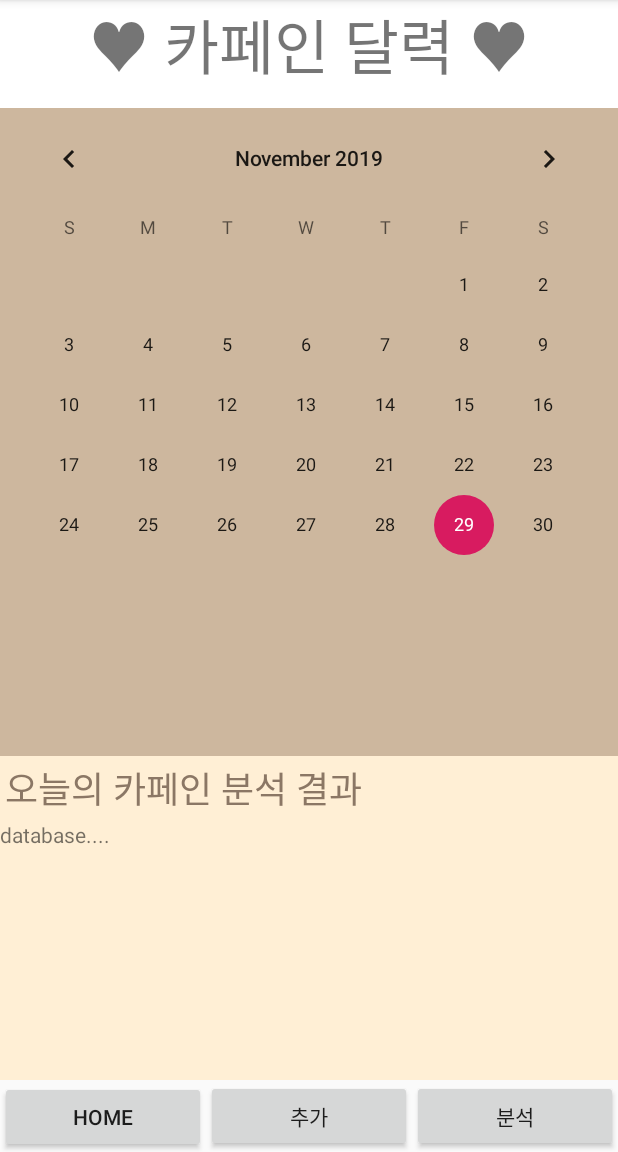
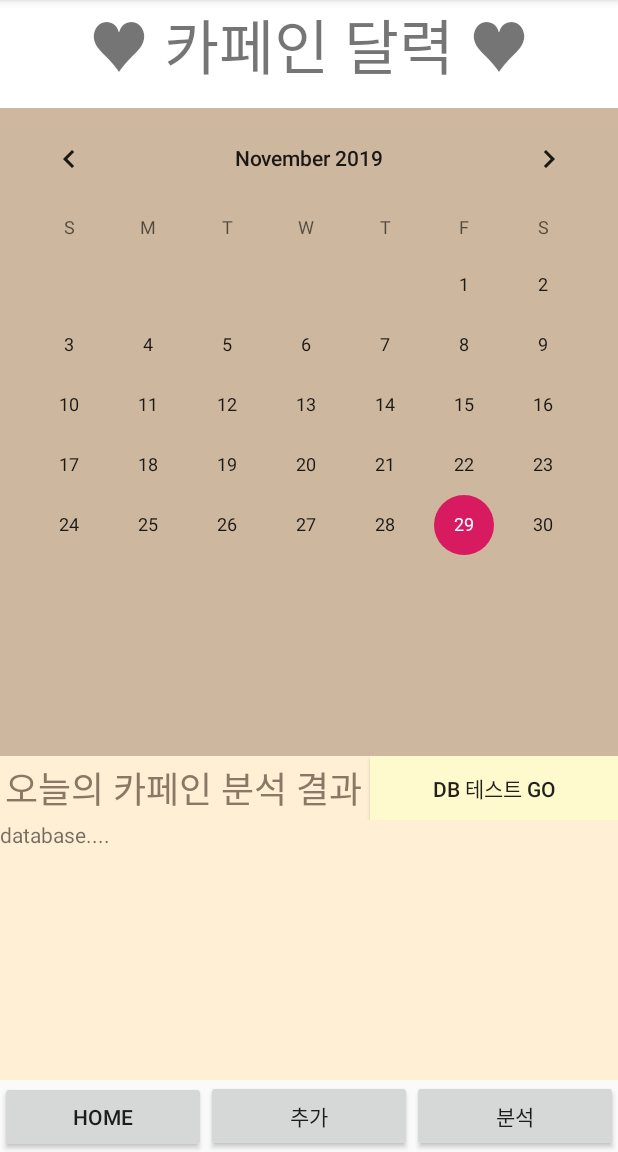
Before and after one commit to cksalchl0102/CaffeineLog, an Android app: the fragment AnalysisFragment placed in its activity, on a phone screen of 412 x 824 dp, the part 84-1236 px from its top. Run offline under Robolectric (Android 15) with nearby library versions, the phone set to English and light mode, and no system bars.

Commit message:
analysisFragment commit 3

```diff
--- a/app/build.gradle
+++ b/app/build.gradle
@@ -27,4 +27,5 @@ dependencies {
     androidTestImplementation 'androidx.test.ext:junit:1.1.0'
     androidTestImplementation 'androidx.test.espresso:espresso-core:3.1.1'
     compile 'com.prolificinteractive:material-calendarview:1.4.3'
+
 }
--- a/app/src/main/AndroidManifest.xml
+++ b/app/src/main/AndroidManifest.xml
@@ -1,6 +1,10 @@
 <?xml version="1.0" encoding="utf-8"?>
 <manifest xmlns:android="http://schemas.android.com/apk/res/android"
     package="kr.co.caffeinelog">
+    <uses-permission android:name="android.permission.INTERNET" />
+    <uses-permission android:name="android.permission.ACCESS_NETWORK_STATE" />
+    <uses-permission android:name="android.permission.WRITE_EXTERNAL_STORAGE" />
+    <uses-permission android:name="android.permission.READ_EXTERNAL_STORAGE" />
 
     <application
         android:allowBackup="true"
--- a/app/src/main/java/kr/co/caffeinelog/AnalysisFragment.java
+++ b/app/src/main/java/kr/co/caffeinelog/AnalysisFragment.java
@@ -8,11 +8,15 @@ import android.view.LayoutInflater;
 import android.view.View;
 import android.view.ViewGroup;
 import android.os.Bundle;
+import android.widget.Button;
 import android.widget.TextView;
 
+import kr.co.caffeinelog.Common.FragmentDialog;
 
-public class AnalysisFragment extends Fragment {
+
+public class AnalysisFragment extends Fragment implements View.OnClickListener {
     private TextView textView;
+    private Button dBTestButton;
 
     @Nullable
     @Override
@@ -23,7 +27,24 @@ public class AnalysisFragment extends Fragment {
         textView = rootView.findViewById(R.id.analysisCaffeine);
         textView.setText("database....");
 
+        dBTestButton = rootView.findViewById(R.id.dbTestingBtm);
+        dBTestButton.setOnClickListener(this);
+
         return rootView;
 
     }
+
+    @Override
+    public void onClick(View view) {
+        switch (view.getId()) {
+            case R.id.dbTestingBtm:
+                Bundle args = new Bundle();
+                args.putString("key", "value");
+                FragmentDialog dialog = new FragmentDialog();
+                dialog.setArguments(args); // 데이터 전달
+                dialog.show(getActivity().getSupportFragmentManager(), "tag");
+                break;
+
+        }
+    }
 }
--- a/app/src/main/res/layout/analysis_fragment.xml
+++ b/app/src/main/res/layout/analysis_fragment.xml
@@ -28,15 +28,31 @@
         android:orientation="vertical"
         android:weightSum="5">
 
-        <TextView
+        <LinearLayout
             android:layout_width="match_parent"
             android:layout_height="0dp"
             android:layout_weight="1"
-            android:background="#ffefd5"
-            android:textColor="#8b7765"
-            android:textSize="24dp"
-            android:padding="3dp"
-            android:text="오늘의 카페인 분석 결과"/>
+            android:orientation="horizontal"
+            android:weightSum="5">
+
+            <TextView
+                android:layout_width="0dp"
+                android:layout_height="match_parent"
+                android:layout_weight="3"
+                android:background="#ffefd5"
+                android:padding="3dp"
+                android:text="오늘의 카페인 분석 결과"
+                android:textColor="#8b7765"
+                android:textSize="24dp" />
+            <Button
+                android:id="@+id/dbTestingBtm"
+                android:layout_width="0dp"
+                android:layout_height="match_parent"
+                android:layout_weight="2"
+                android:background="#fffacd"
+                android:text="DB 테스트 Go"/>
+
+        </LinearLayout>
 
         <TextView
             android:id="@+id/analysisCaffeine"
```
Also changed, not shown: app/src/main/java/kr/co/caffeinelog/Common/FragmentDialog.java (added, +43 -0 lines), app/src/main/java/kr/co/caffeinelog/ConnectDB/AnalysisTask.java (added, +70 -0 lines), app/src/main/java/kr/co/caffeinelog/Model/AnalysisResult.java (added, +30 -0 lines), app/src/main/res/layout/dialog.xml (added, +10 -0 lines).
